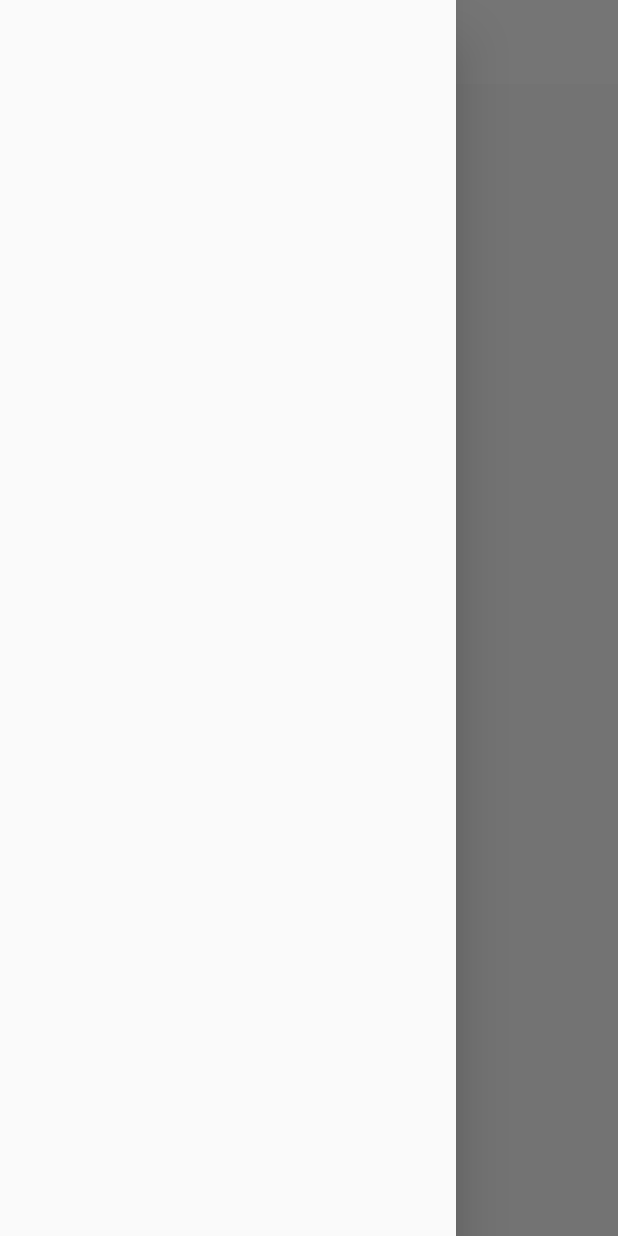
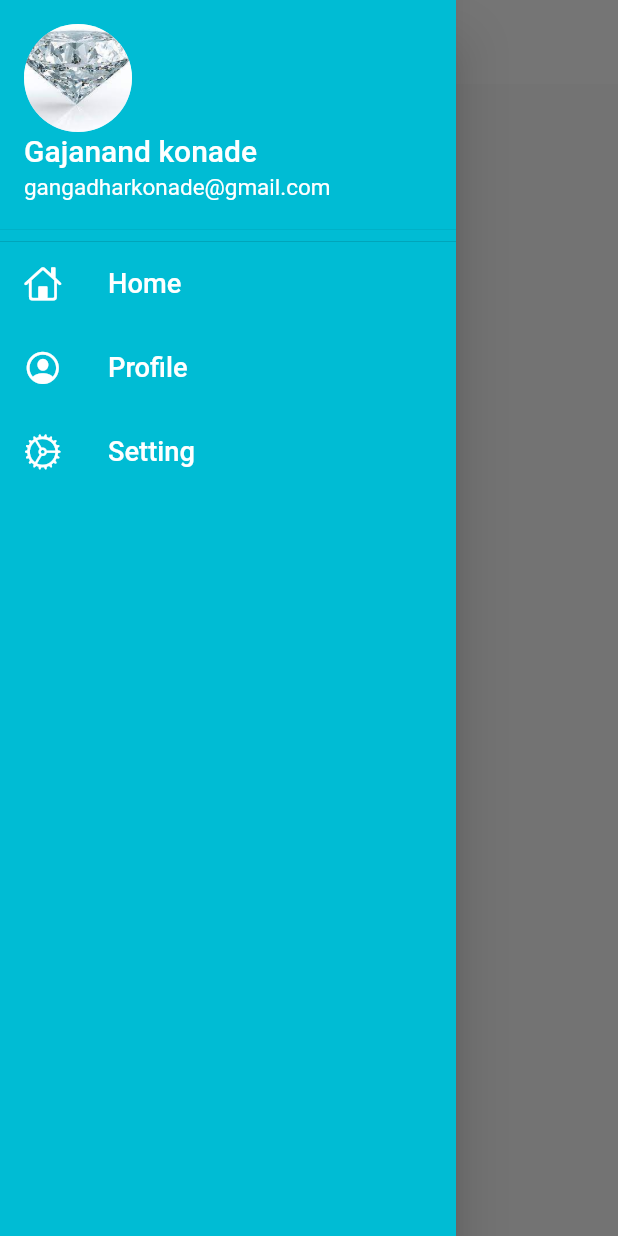
Before and after one commit to konadehemant/30daysflutter, a Flutter app: the screen it shows after launch, with the side drawer open, on a phone screen of 412 x 824 dp. Run offline on Flutter 3.47's test engine with Material 2 defaults, Android fonts, the phone set to English and light mode, and no system bars.

Commit message:
Day10 completed

```diff
--- a/lib/pages/homepage.dart
+++ b/lib/pages/homepage.dart
@@ -1,9 +1,19 @@
 import 'package:flutter/material.dart';
 
-class HomePage extends StatelessWidget{
+import '../widgets/drawer.dart';
+
+class HomePage extends StatefulWidget{
+
+
+
+  @override
+  State<HomePage> createState() => _HomePageState();
+}
+
+class _HomePageState extends State<HomePage> {
   Widget build(BuildContext context){
     return Scaffold(
-      drawer: Drawer(),
+      drawer: MyDrawer(),
       appBar: AppBar(
         title: Text("CatlogApp"),
       ),
--- /dev/null
+++ b/lib/widgets/drawer.dart
@@ -0,0 +1,69 @@
+import 'package:flutter/cupertino.dart';
+import 'package:flutter/material.dart';
+
+class MyDrawer extends StatefulWidget {
+  const MyDrawer({Key? key}) : super(key: key);
+
+  @override
+  State<MyDrawer> createState() => _MyDrawerState();
+}
+
+class _MyDrawerState extends State<MyDrawer> {
+  @override
+  Widget build(BuildContext context) {
+    return Drawer(
+      child: Container(
+        color: Colors.cyan,
+        child: ListView(
+          children: [
+            DrawerHeader(
+                padding: EdgeInsets.zero,
+                margin: EdgeInsets.zero,
+                child: UserAccountsDrawerHeader(
+                  accountName: Text("Gajanand konade",style: TextStyle(color: Colors.white,fontSize: 20),),
+                  accountEmail: Text("gangadharkonade@gmail.com",style: TextStyle(color: Colors.white,fontSize: 15),),
+                  currentAccountPicture: CircleAvatar(
+                      backgroundImage: AssetImage("assets/images/dimond.jpg")),
+                )),
+            ListTile(
+              leading: Icon(
+                CupertinoIcons.home,
+                color: Colors.white,
+                size: 25,
+              ),
+              title: Text(
+                "Home",
+                textScaleFactor: 1.3,
+                style: TextStyle(color: Colors.white),
+              ),
+            ),
+            ListTile(
+              leading: Icon(
+                CupertinoIcons.profile_circled,
+                color: Colors.white,
+                size: 25,
+              ),
+              title: Text(
+                "Profile",
+                textScaleFactor: 1.3,
+                style: TextStyle(color: Colors.white),
+              ),
+            ),
+            ListTile(
+              leading: Icon(
+                CupertinoIcons.settings,
+                color: Colors.white,
+                size: 25,
+              ),
+              title: Text(
+                "Setting",
+                textScaleFactor: 1.3,
+                style: TextStyle(color: Colors.white),
+              ),
+            ),
+          ],
+        ),
+      ),
+    );
+  }
+}
```
Also changed, not shown: assets/files/catlog.json (added, +68 -0 lines), lib/models/catlog.dart (added, +32 -0 lines), assets/images/dimond.jpg (added).
